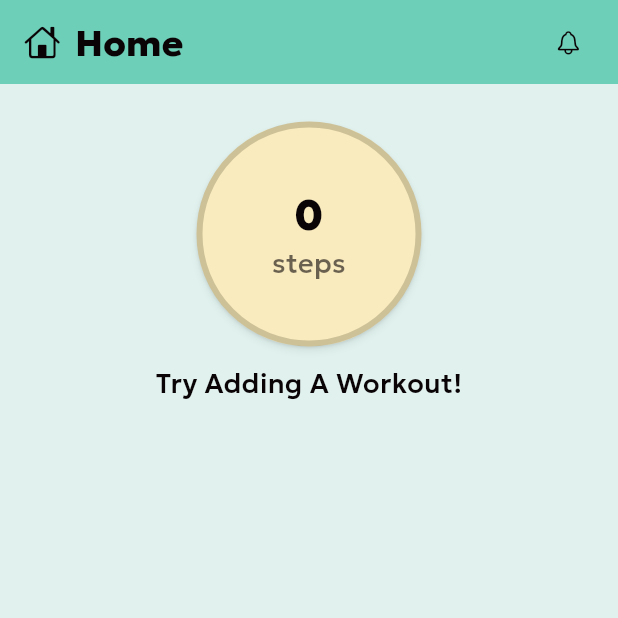
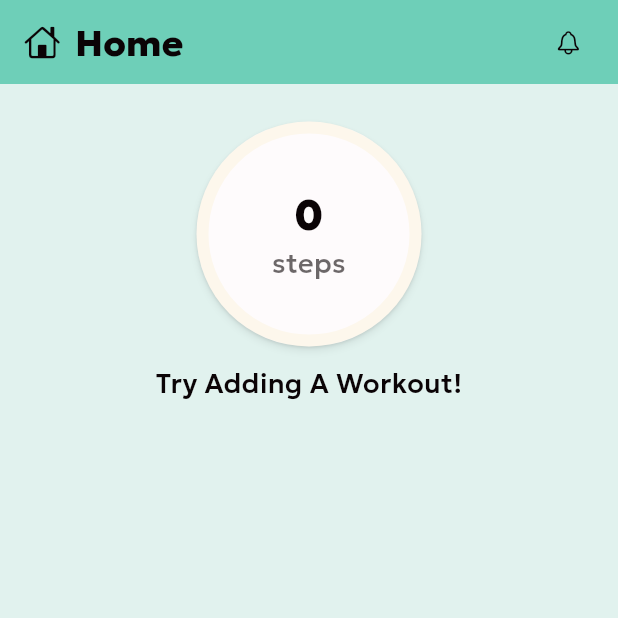
Before and after one commit to CSCI4100U/mobile-group-project-2023-mobile-devices, a Flutter app: the HomeBody screen opened directly with empty values, on a phone screen of 412 x 824 dp, the top half of it. Run offline on Flutter 3.47's test engine with Material 3 defaults, Android fonts, the phone set to English and light mode, and no system bars; our stand-ins replace cloud_firestore, firebase_core, firebase_storage, flutter_local_notifications, image_picker, loading_animation_widget and 4 more; missing offline and left inert: dart:ffi; accounts and stored records are empty; project files that could hold a hidden picture were left out.

Commit message:
Made colour of pedometer not ugly

```diff
--- a/elevar_fitness_tracker/lib/home_page/page_bodies/home_body.dart
+++ b/elevar_fitness_tracker/lib/home_page/page_bodies/home_body.dart
@@ -207,11 +207,11 @@ class _HomeBodyState extends State<HomeBody> {
                           width: 150.0,
                           height: 150.0,
                           decoration: BoxDecoration(
-                            color: AppStyles.secondaryColor(darkmode),
+                            color: darkmode ? AppStyles.primaryColor(!darkmode).withOpacity(0.2) : AppStyles.backgroundColor(darkmode),
                             borderRadius: BorderRadius.circular(100.0),
                             border: Border.all(
-                              width: 4,
-                              color: AppStyles.secondaryColor(!darkmode).withOpacity(0.25)
+                              width: 8,
+                              color: AppStyles.secondaryColor(darkmode).withOpacity(0.25)
                             ),
                             boxShadow: [
                               BoxShadow(
```
